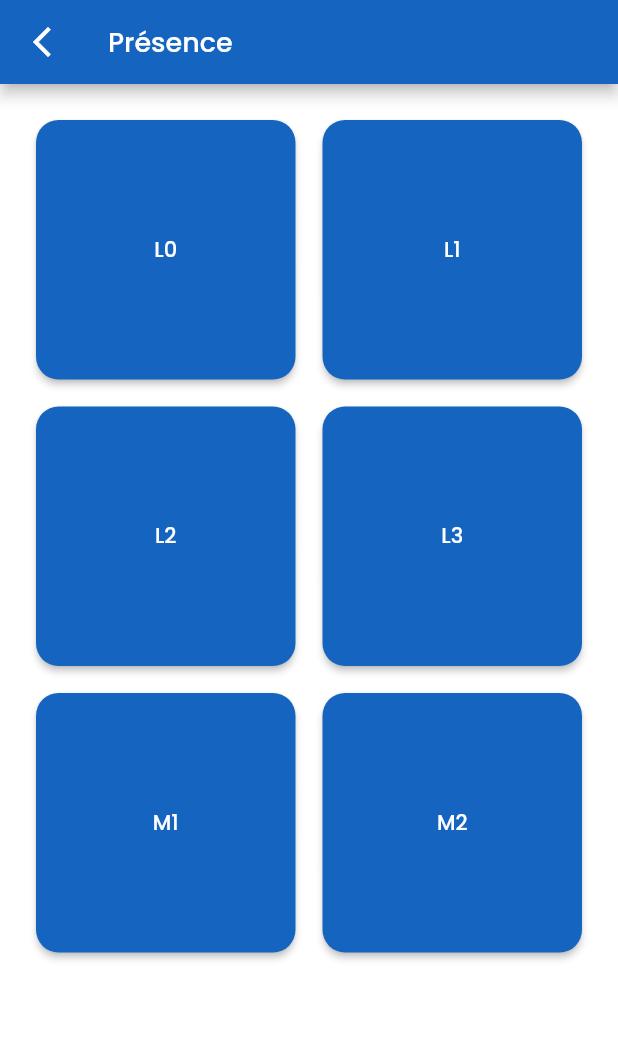
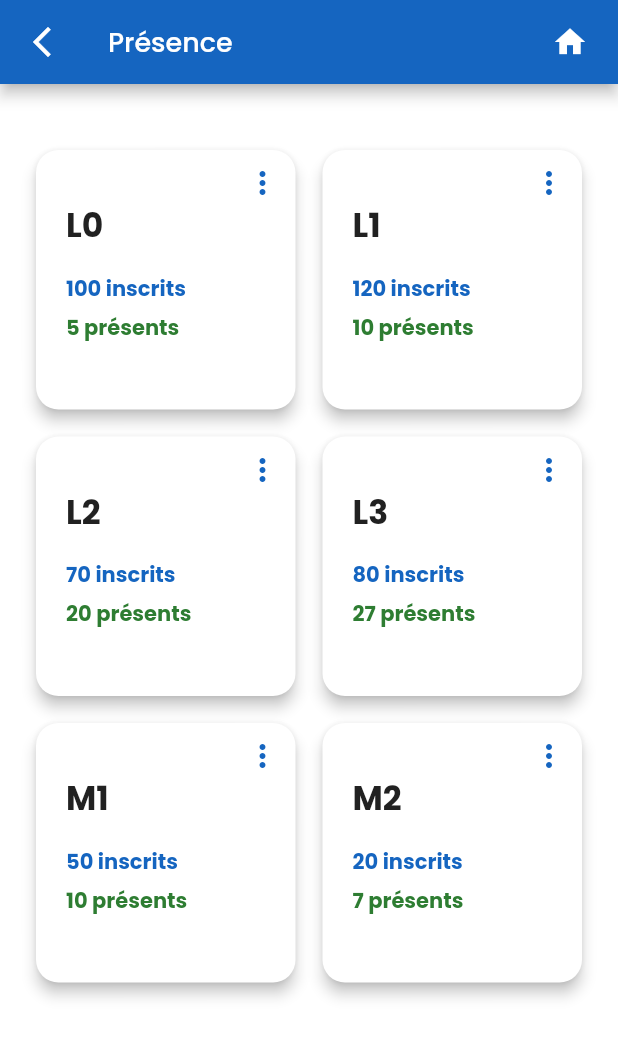
Before and after one commit to prudent-migabo/stucap, a Flutter app: the PresenceScreen screen opened by its route, on a phone screen of 412 x 824 dp. Shown: the top 1037 px of the screen. Run offline on Flutter 3.47's test engine with Material 2 defaults, Android fonts, the light colour scheme and no system bars; our stand-ins replace barcode_widget, bloc, cloud_firestore, firebase_auth, firebase_core, flutter_bloc; missing offline and left inert: flutter_barcode_scanner; accounts and stored records are empty.

Commit message:
feat: presence screen dashboard cards layout

```diff
--- a/lib/presentation/presentation.dart
+++ b/lib/presentation/presentation.dart
@@ -19,3 +19,4 @@
 export 'widgets/wrapper.dart';
 export 'widgets/is_loading.dart';
 export 'widgets/custom_list_tile.dart';
+export 'widgets/custom_card_presence_dash.dart';
--- a/lib/presentation/screens/presence_screen/presence_screen.dart
+++ b/lib/presentation/screens/presence_screen/presence_screen.dart
@@ -1,3 +1,5 @@
+import 'dart:math';
+
 import 'package:flutter/material.dart';
 import 'package:flutter_bloc/flutter_bloc.dart';
 import 'package:stucap/business_logic/business_logic.dart';
@@ -18,9 +20,21 @@ class PresenceScreen extends StatelessWidget {
     return Scaffold(
       appBar: customAppBar(onBackEvent: (){
         Navigator.pop(context);
-      }, title: DataValues.presenceTitle),
+      }, title: DataValues.presenceTitle,
+        actions: [
+          GestureDetector(
+            onTap: (){
+              Navigator.pushNamedAndRemoveUntil(context, HomeScreen.routeName, (route) => false);
+            },
+            child: const Padding(
+            padding: EdgeInsets.only(right: 20),
+            child: Icon(Icons.home),
+        ),
+          ),
+    ],
+      ),
       body: SingleChildScrollView(
-        padding: const EdgeInsets.symmetric(horizontal: 20, vertical: 20),
+        padding: const EdgeInsets.only(top: 40, left: 20, right: 20, bottom: 20),
         child: Column(
           crossAxisAlignment: CrossAxisAlignment.start,
           children: [
@@ -31,51 +45,61 @@ class PresenceScreen extends StatelessWidget {
               shrinkWrap: true,
               physics: const NeverScrollableScrollPhysics(),
               children: [
-                CustomCard(
+                CustomCardPresenceDash(
                     onTap: () {
                       context.read<PromotionCubit>().addPromotion(1);
                       Navigator.pushNamed(
                           context, PresenceDetailsScreen.routeName);
                     },
-                    cardTitle: 'L0',
-                    isOnBlackBackground: false
+                    title: 'L0',
+                  description1: '100',
+                  description2: '5',
                 ),
-                CustomCard(
+                CustomCardPresenceDash(
                     onTap: () {
                       context.read<PromotionCubit>().addPromotion(2);
                       Navigator.pushNamed(
                           context, PresenceDetailsScreen.routeName);
                     },
-                    cardTitle: 'L1',
-                    isOnBlackBackground: false),
-                CustomCard(
+                  title: 'L1',
+                  description1: '120', description2: '10',
+                ),
+                CustomCardPresenceDash(
                     onTap: () {
                       context.read<PromotionCubit>().addPromotion(3);
                       Navigator.pushNamed(
                           context, PresenceDetailsScreen.routeName);
                     },
-                    cardTitle: 'L2', isOnBlackBackground: false),
-                CustomCard(
+                  title: 'L2',
+                  description1: '70', description2: '20',
+                ),
+                CustomCardPresenceDash(
                     onTap: () {
                       context.read<PromotionCubit>().addPromotion(4);
                       Navigator.pushNamed(
                           context, PresenceDetailsScreen.routeName);
                     },
-                    cardTitle: 'L3', isOnBlackBackground: false),
-                CustomCard(
+                  title: 'L3',
+                  description1: '80', description2: '27',
+                ),
+                CustomCardPresenceDash(
                     onTap: () {
                       context.read<PromotionCubit>().addPromotion(5);
                       Navigator.pushNamed(
                           context, PresenceDetailsScreen.routeName);
                     },
-                    cardTitle: 'M1', isOnBlackBackground: false),
-                CustomCard(
+                  title: 'M1',
+                  description1: '50', description2: '10',
+                ),
+                CustomCardPresenceDash(
                     onTap: () {
                       context.read<PromotionCubit>().addPromotion(6);
                       Navigator.pushNamed(
                           context, PresenceDetailsScreen.routeName);
                     },
-                    cardTitle: 'M2', isOnBlackBackground: false),
+                  title: 'M2',
+                  description1: '20', description2: '7',
+                ),
               ],
             )
           ],
--- a/lib/presentation/widgets/custom_appbar.dart
+++ b/lib/presentation/widgets/custom_appbar.dart
@@ -1,6 +1,6 @@
 import 'package:flutter/material.dart';
 
-PreferredSize customAppBar ({required VoidCallback onBackEvent, required String title}){
+PreferredSize customAppBar ({required VoidCallback onBackEvent, required String title, List<Widget>? actions}){
   return PreferredSize(
       preferredSize: const Size.fromHeight(56),
       child: AppBar(
@@ -9,5 +9,6 @@ PreferredSize customAppBar ({required VoidCallback onBackEvent, required String
       child: const Icon(Icons.arrow_back_ios_new,),
     ),
         title: Text(title),
+        actions: actions,
   ));
 }
--- /dev/null
+++ b/lib/presentation/widgets/custom_card_presence_dash.dart
@@ -0,0 +1,72 @@
+import 'package:flutter/material.dart';
+import 'package:stucap/config/app_theme.dart';
+
+import '../../static/statics.dart';
+
+class CustomCardPresenceDash extends StatelessWidget {
+  const CustomCardPresenceDash({Key? key, required this.title, this.onTap, required this.description1, required this.description2}) : super(key: key);
+
+  final String title;
+  final VoidCallback? onTap;
+  final String description1;
+  final String description2;
+
+  @override
+  Widget build(BuildContext context) {
+    return GestureDetector(
+      onTap: onTap,
+      child: Card(
+        elevation: 4,
+        color: AppThemeData.backgroundWhite,
+        shape: RoundedRectangleBorder(
+          borderRadius: BorderRadius.circular(15),
+        ),
+        child: Column(
+          crossAxisAlignment: CrossAxisAlignment.start,
+          children: [
+            Padding(
+              padding: const EdgeInsets.only(top: 10.0, right: 10),
+              child: Align(
+                alignment: Alignment.topRight,
+                child: const Icon(Icons.more_vert),
+              ),
+            ),
+            Padding(
+              padding: const EdgeInsets.only(left: 20.0),
+              child: Column(
+                crossAxisAlignment: CrossAxisAlignment.start,
+                mainAxisAlignment: MainAxisAlignment.center,
+                children: [
+                  Text(
+                    title,
+                    style: TextStyle(
+                      color: AppThemeData.textBlack,
+                      fontSize: AppThemeData.lightTheme.textTheme.titleLarge!.fontSize,
+                      fontWeight: bold,
+                      // AppThemeData
+                      //     .lightTheme.textTheme.titleLarge!.fontWeight,
+                    ),
+                  ),
+                  const SizedBox(height: 15,),
+                  Text("$description1 inscrits",
+                    style: TextStyle(
+                      color: AppThemeData.primaryColor,
+                      fontWeight: bold,
+                    ),
+                  ),
+                  const SizedBox(height: 5,),
+                  Text("$description2 présents",
+                    style: TextStyle(
+                      color: AppThemeData.textGreen,
+                      fontWeight: bold,
+                    ),
+                  ),
+                ],
+              ),
+            ),
+          ],
+        ),
+      ),
+    );
+  }
+}
--- /dev/null
+++ b/lib/static/statics.dart
@@ -0,0 +1,3 @@
+export 'assets.dart';
+export 'constants.dart';
+export 'data_values.dart';
```
